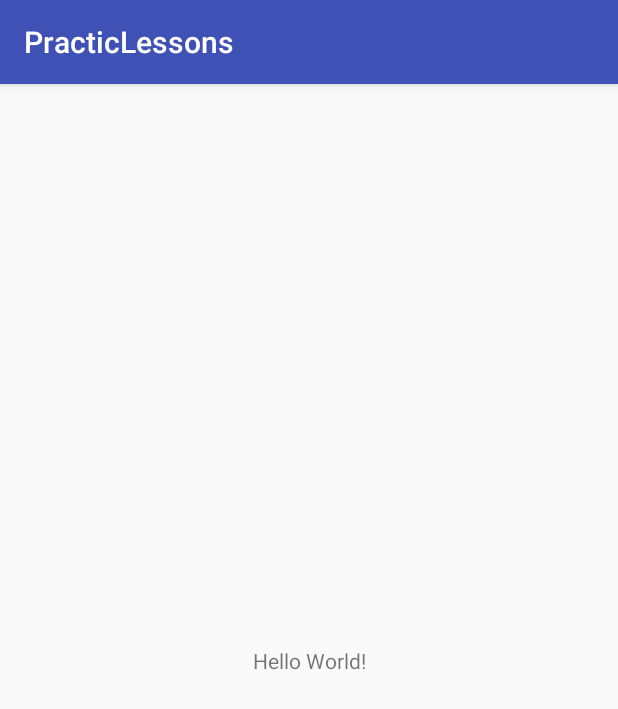
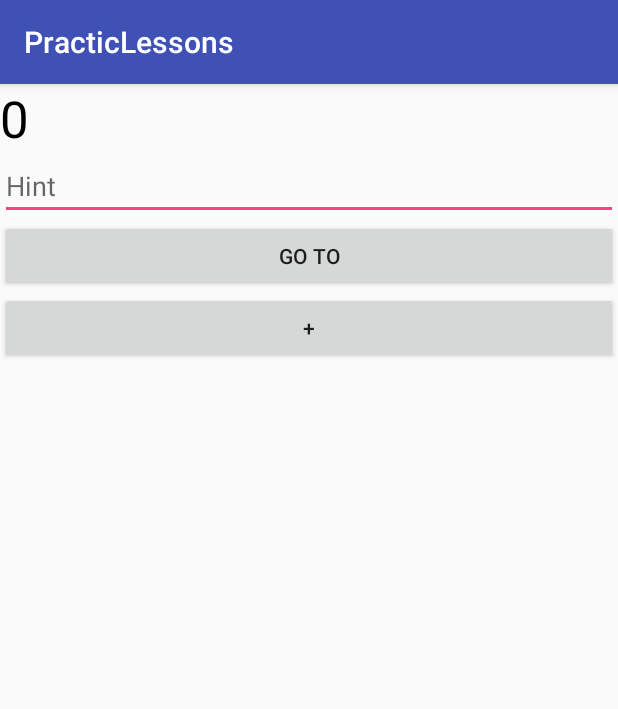
Before and after one commit to geektech-android/Lessons, an Android app: the screen it shows after launch (MainActivity), on a phone screen of 412 x 824 dp. Shown: the top 709 px of the screen. Run offline under Robolectric (Android 15) with nearby library versions, the light colour scheme and no system bars.

Commit message:
Lesson2.4

```diff
--- a/app/src/main/AndroidManifest.xml
+++ b/app/src/main/AndroidManifest.xml
@@ -16,6 +16,7 @@
                 <category android:name="android.intent.category.LAUNCHER" />
             </intent-filter>
         </activity>
+        <activity android:name=".Main2Activity"></activity>
     </application>
 
 </manifest>
--- a/app/src/main/java/com/akai/geektech/practiclessons/MainActivity.java
+++ b/app/src/main/java/com/akai/geektech/practiclessons/MainActivity.java
@@ -1,13 +1,90 @@
 package com.akai.geektech.practiclessons;
 
+import android.content.Intent;
 import android.support.v7.app.AppCompatActivity;
 import android.os.Bundle;
+import android.util.Log;
+import android.view.View;
+import android.widget.Button;
+import android.widget.TextView;
 
 public class MainActivity extends AppCompatActivity {
+    private static final String TAG = "TestMainActivity";
+    private TextView textView;
+    private Button button;
+    private int count;
 
     @Override
     protected void onCreate(Bundle savedInstanceState) {
         super.onCreate(savedInstanceState);
         setContentView(R.layout.activity_main);
+
+        button = findViewById(R.id.btn1);
+
+        textView = findViewById(R.id.textView);
+
+        if (savedInstanceState != null) {
+            count = savedInstanceState.getInt("count_key");
+        }
+
+        textView.setText(String.valueOf(count));
+
+        button.setOnClickListener(new View.OnClickListener() {
+            @Override
+            public void onClick(View view) {
+                Intent intent = new Intent(MainActivity.this, Main2Activity.class);
+                startActivity(intent);
+            }
+        });
+        Log.d(TAG, "onCreate");
+    }
+
+    @Override
+    protected void onSaveInstanceState(Bundle outState) {
+        super.onSaveInstanceState(outState);
+        Log.d(TAG, "onSaveInstanceState");
+        outState.putInt("count_key", count);
+    }
+
+    @Override
+    protected void onRestoreInstanceState(Bundle savedInstanceState) {
+        super.onRestoreInstanceState(savedInstanceState);
+        Log.d(TAG, "onRestoreInstanceState");
+        count = savedInstanceState.getInt("count_key");
+        textView.setText(String.valueOf(count));
+    }
+
+    @Override
+    protected void onStart() {
+        super.onStart();
+        Log.d(TAG, "onStart");
+    }
+
+    @Override
+    protected void onResume() {
+        super.onResume();
+        Log.d(TAG, "onResume");
+    }
+
+    @Override
+    protected void onPause() {
+        super.onPause();
+        Log.d(TAG, "onPause");
+    }
+
+    @Override
+    protected void onStop() {
+        super.onStop();
+        Log.d(TAG, "onStop");
+    }
+
+    @Override
+    protected void onDestroy() {
+        super.onDestroy();
+        Log.d(TAG, "onDestroy");
+    }
+
+    public void onClick(View view) {
+        textView.setText(String.valueOf(++count));
     }
 }
--- a/app/src/main/res/layout/activity_main.xml
+++ b/app/src/main/res/layout/activity_main.xml
@@ -1,18 +1,36 @@
 <?xml version="1.0" encoding="utf-8"?>
-<android.support.constraint.ConstraintLayout xmlns:android="http://schemas.android.com/apk/res/android"
+<LinearLayout xmlns:android="http://schemas.android.com/apk/res/android"
     xmlns:app="http://schemas.android.com/apk/res-auto"
     xmlns:tools="http://schemas.android.com/tools"
     android:layout_width="match_parent"
     android:layout_height="match_parent"
+    android:orientation="vertical"
     tools:context=".MainActivity">
 
     <TextView
+        android:id="@+id/textView"
         android:layout_width="wrap_content"
         android:layout_height="wrap_content"
-        android:text="Hello World!"
-        app:layout_constraintBottom_toBottomOf="parent"
-        app:layout_constraintLeft_toLeftOf="parent"
-        app:layout_constraintRight_toRightOf="parent"
-        app:layout_constraintTop_toTopOf="parent" />
+        android:textSize="34sp"
+        android:textColor="@android:color/black"
+        android:text="This is MainActivity" />
 
-</android.support.constraint.ConstraintLayout>
+    <EditText
+        android:id="@+id/edit_text"
+        android:layout_width="match_parent"
+        android:layout_height="wrap_content"
+        android:hint="Hint" />
+
+    <Button
+        android:id="@+id/btn1"
+        android:layout_width="match_parent"
+        android:layout_height="wrap_content"
+        android:text="Go to"/>
+
+    <Button
+        android:layout_width="match_parent"
+        android:layout_height="wrap_content"
+        android:text="+"
+        android:onClick="onClick"/>
+
+</LinearLayout>
```
Also changed, not shown: app/src/main/java/com/akai/geektech/practiclessons/Main2Activity.java (added, +52 -0 lines), app/src/main/res/layout/activity_main2.xml (added, +16 -0 lines).
